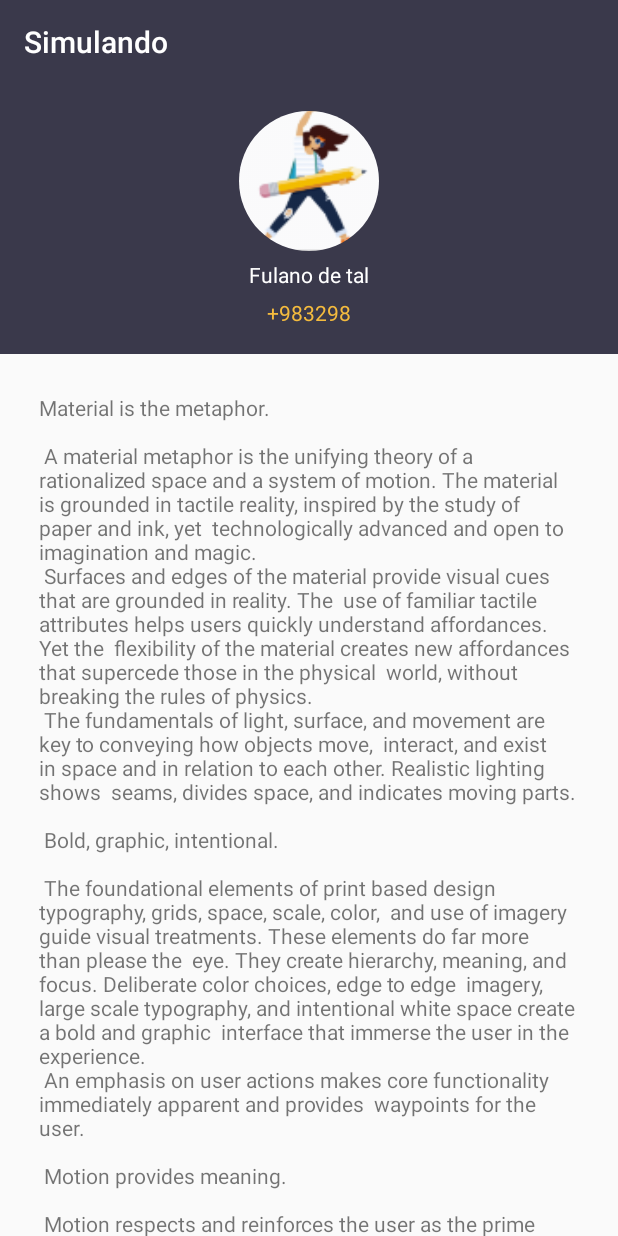
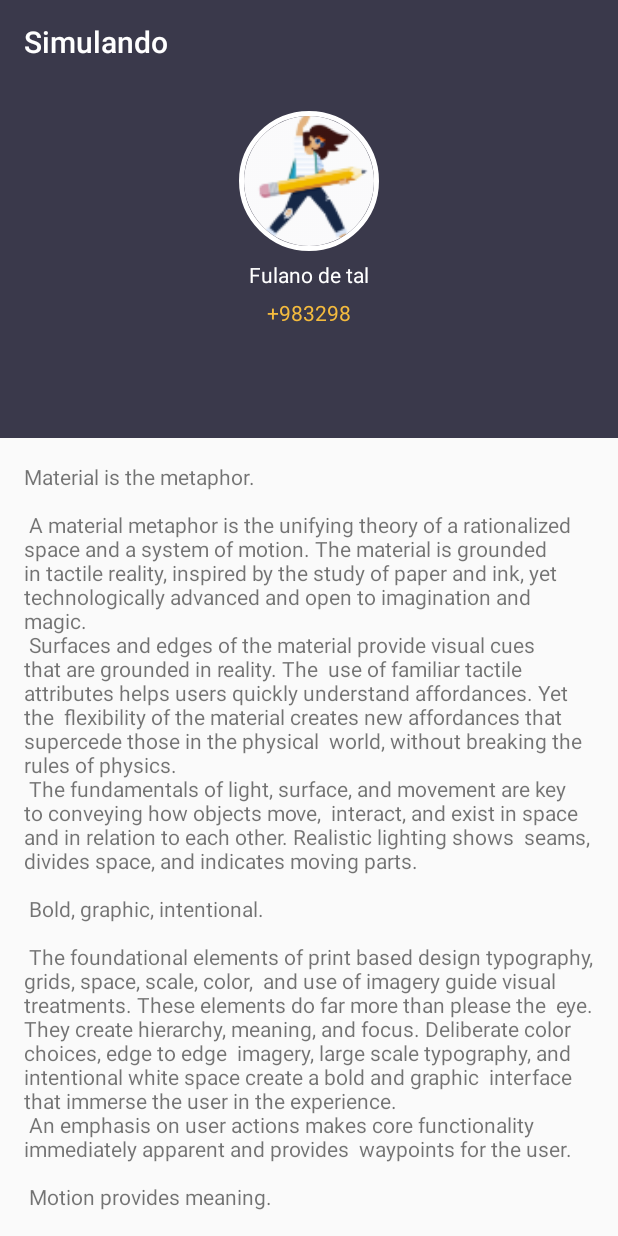
Before and after one commit to tabulti/Simulando-Android, an Android app: the HomeActivity screen opened directly, with no data from a screen before it, on a phone screen of 412 x 824 dp. Run offline under Robolectric (Android 15) with nearby library versions, the light colour scheme and no system bars; our stand-ins replace CircleImageView.

Commit message:
fixing view pager selector creating frag to simulates

```diff
--- a/app/build.gradle
+++ b/app/build.gradle
@@ -31,5 +31,6 @@
     compile 'com.squareup.okhttp3:logging-interceptor:3.3.1'
     compile 'com.squareup.retrofit2:retrofit:2.1.0'
     compile 'com.android.support:design:25.3.1'
+    compile 'com.android.support:support-v4:25.3.1'
     testCompile 'junit:junit:4.12'
 }
--- a/app/src/main/res/layout/activity_home.xml
+++ b/app/src/main/res/layout/activity_home.xml
@@ -49,6 +49,8 @@
                         android:layout_height="93dp"
                         app:layout_collapseMode="parallax"
                         android:src="@drawable/splash_logo"
+                        app:civ_border_width="3dp"
+                        app:civ_border_color="@color/white"
                         android:fitsSystemWindows="true"
                         android:scaleType="centerCrop"/>
 
@@ -73,6 +75,14 @@
 
         </android.support.design.widget.AppBarLayout>
 
+        <View
+            android:background="@color/gray_3"
+            android:layout_width="match_parent"
+            android:layout_height="?attr/actionBarSize"
+            app:layout_anchor="@id/toolbar_layout"
+            app:layout_anchorGravity="bottom"
+            android:layout_gravity="bottom"/>
+
     </android.support.design.widget.CoordinatorLayout>
 
 </RelativeLayout>
--- a/app/src/main/res/layout/content_home.xml
+++ b/app/src/main/res/layout/content_home.xml
@@ -5,13 +5,24 @@
     xmlns:tools="http://schemas.android.com/tools"
     android:layout_width="match_parent"
     android:layout_height="match_parent"
-    android:layout_margin="26dp"
+    android:layout_marginTop="?attr/actionBarSize"
     app:layout_behavior="@string/appbar_scrolling_view_behavior"
     tools:context="com.simulando.joaopaulodribeiro.simulando.page.HomeActivity"
     tools:showIn="@layout/activity_home">
 
-    <TextView
-        android:layout_width="wrap_content"
-        android:layout_height="wrap_content"
-        android:text="@string/large_text" />
+    <LinearLayout
+        android:layout_width="match_parent"
+        android:layout_height="match_parent"
+        android:layout_margin="16dp"
+        android:orientation="vertical">
+
+
+        <TextView
+            android:layout_width="wrap_content"
+            android:layout_height="wrap_content"
+            android:text="@string/large_text" />
+
+    </LinearLayout>
+
+
 </android.support.v4.widget.NestedScrollView>
--- a/app/src/main/res/values/strings.xml
+++ b/app/src/main/res/values/strings.xml
@@ -91,4 +91,7 @@
         "when a user tries to pick up one of cards.\n\n"
     </string>
     <string name="action_settings">Settings</string>
+
+    <!-- TODO: Remove or change this placeholder text -->
+    <string name="hello_blank_fragment">Hello blank fragment</string>
 </resources>
```
Also changed, not shown: app/src/main/java/com/simulando/joaopaulodribeiro/simulando/page/fragments/SimulatesHomeFragment.java (added, +109 -0 lines), app/src/main/res/layout/fragment_simulates_home.xml (added, +26 -0 lines).
